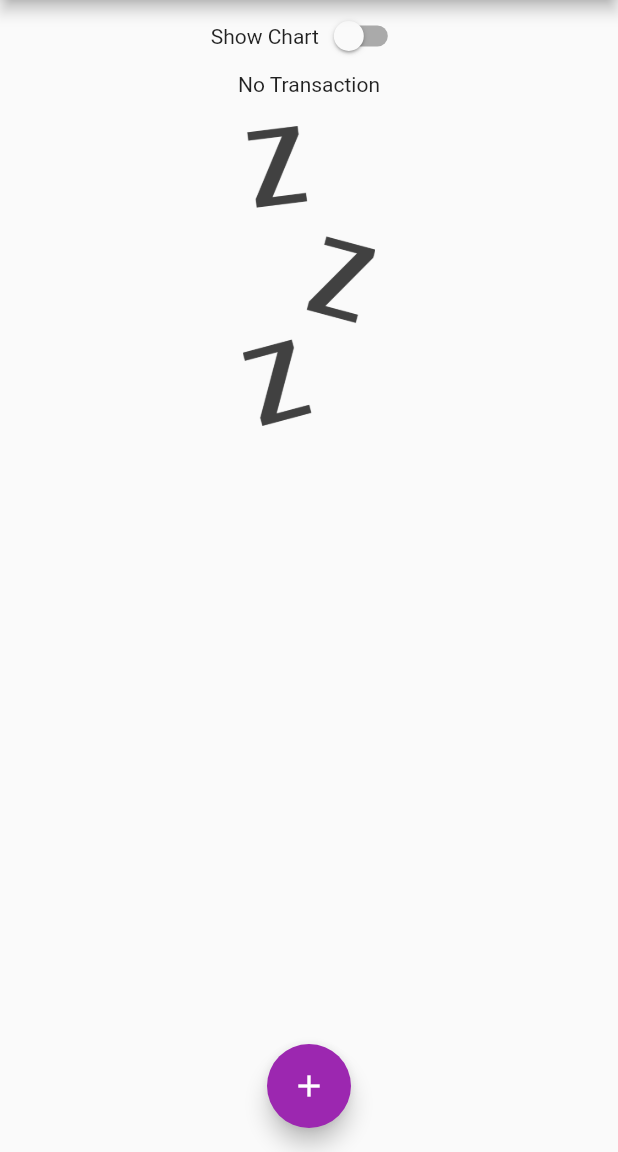
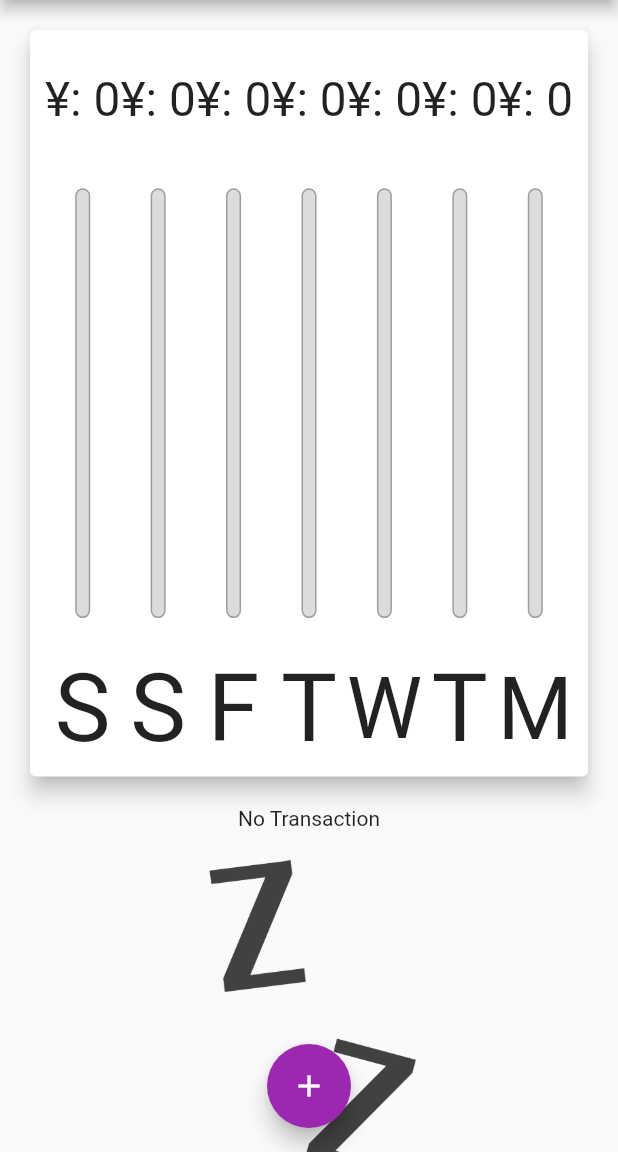
Before and after one commit to totolog-flutter/for-learning, a Flutter app: the screen it shows after launch, on a phone screen of 412 x 824 dp, the part 84-1236 px from its top. Run offline on Flutter 3.47's test engine with Material 2 defaults, Android fonts, the phone set to English and light mode, and no system bars; missing offline and left inert: dart:ffi.

Commit message:
add: 127

```diff
--- a/lib/main.dart
+++ b/lib/main.dart
@@ -88,12 +88,17 @@ class _MyHomePageState extends State<MyHomePage> {
 
   @override
   Widget build(BuildContext context) {
+    final isLandscape = MediaQuery.of(context).orientation == Orientation.landscape;
     final appBar = AppBar(
       title: Text('Flutter App'),
         actions: [
           IconButton(onPressed: () => _startAddNewTransaction(context), icon: Icon(Icons.add))
         ],
     );
+    final txListWidget = Container(
+                  height: (MediaQuery.of(context).size.height - appBar.preferredSize.height - MediaQuery.of(context).padding.top) * 0.7,
+                  child: TransactionList(transactions: _userTransactions, deleteTransaction: _deleteTransaction)
+                );
     return Scaffold(
       appBar: appBar,
       body: SingleChildScrollView(
@@ -101,7 +106,7 @@ class _MyHomePageState extends State<MyHomePage> {
           mainAxisAlignment: MainAxisAlignment.start,
           crossAxisAlignment:  CrossAxisAlignment.stretch,
           children: [
-            Row(
+            if(isLandscape) Row(
               mainAxisAlignment: MainAxisAlignment.center,
               children: [
                 Text('Show Chart'),
@@ -112,7 +117,16 @@ class _MyHomePageState extends State<MyHomePage> {
                 })
               ],
             ),
-            _showChart
+            if (!isLandscape) Container(
+                  height: (
+                    MediaQuery.of(context).size.height -
+                    appBar.preferredSize.height -
+                    MediaQuery.of(context).padding.top
+                  ) * 0.7,
+                  child: Chart(_recentTransactions)
+                ),
+            if (!isLandscape) txListWidget,
+            if(isLandscape)  _showChart
               ? Container(
                   height: (
                     MediaQuery.of(context).size.height -
@@ -121,10 +135,7 @@ class _MyHomePageState extends State<MyHomePage> {
                   ) * 0.7,
                   child: Chart(_recentTransactions)
                 )
-              : Container(
-                  height: (MediaQuery.of(context).size.height - appBar.preferredSize.height - MediaQuery.of(context).padding.top) * 0.7,
-                  child: TransactionList(transactions: _userTransactions, deleteTransaction: _deleteTransaction)
-                ),
+              : txListWidget
           ],
         ),
       ),
--- a/lib/widgets/transaction_list.dart
+++ b/lib/widgets/transaction_list.dart
@@ -10,13 +10,19 @@ class TransactionList extends StatelessWidget {
   const TransactionList({required this.transactions, required this.deleteTransaction});
   @override
   Widget build(BuildContext context) {
-    return transactions.isEmpty ? Column(children: [
-      Text('No Transaction'),
-      SizedBox(height: 20,),
-      Container(
-        height: 200,
-        child: Image.asset('assets/images/waiting.png', fit: BoxFit.cover,))
-    ],) : ListView.builder(
+    return transactions.isEmpty
+      ? LayoutBuilder(builder: (ctx, constrains) {
+          return Column(children: [
+              Text('No Transaction'),
+              SizedBox(height: 20,),
+              Container(
+                height: constrains.maxHeight * 0.6,
+                child: Image.asset('assets/images/waiting.png', fit: BoxFit.cover,))
+            ],
+          );
+        },
+      )
+      : ListView.builder(
       itemBuilder:(ctx, index) {
         return Card(
           elevation: 5,
```
